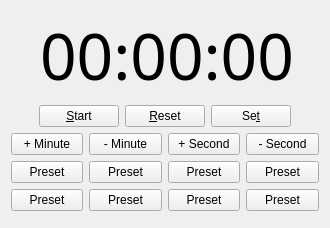
Before: the Qt Designer form src/countdowntimer.ui in DC23/practice-timer, drawn with Qt 5.
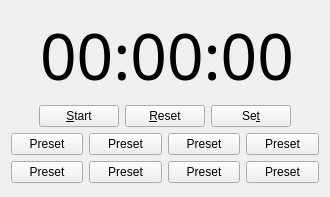
After: the same form once the commit is applied. Icons and pictures are not drawn.

Commit message: removed inc/dec buttons, I didn't like them

What changed in the file:
```diff
--- a/src/countdowntimer.ui
+++ b/src/countdowntimer.ui
@@ -7,7 +7,7 @@
     <x>0</x>
     <y>0</y>
     <width>330</width>
-    <height>228</height>
+    <height>197</height>
    </rect>
   </property>
   <property name="sizePolicy">
@@ -19,7 +19,7 @@
   <property name="minimumSize">
    <size>
     <width>330</width>
-    <height>228</height>
+    <height>197</height>
    </size>
   </property>
   <property name="windowTitle">
@@ -122,64 +122,6 @@
      </item>
     </layout>
    </item>
-   <item>
-    <layout class="QHBoxLayout" name="horizontalLayout_5">
-     <item>
-      <spacer name="horizontalSpacer_7">
-       <property name="orientation">
-        <enum>Qt::Horizontal</enum>
-       </property>
-       <property name="sizeHint" stdset="0">
-        <size>
-         <width>40</width>
-         <height>20</height>
-        </size>
-       </property>
-      </spacer>
-     </item>
-     <item>
-      <widget class="QPushButton" name="add_minute">
-       <property name="text">
-        <string>+ Minute</string>
-       </property>
-      </widget>
-     </item>
-     <item>
-      <widget class="QPushButton" name="sub_minute">
-       <property name="text">
-        <string>- Minute</string>
-       </property>
-      </widget>
-     </item>
-     <item>
-      <widget class="QPushButton" name="add_sec">
-       <property name="text">
-        <string>+ Second</string>
-       </property>
-      </widget>
-     </item>
-     <item>
-      <widget class="QPushButton" name="sub_sec">
-       <property name="text">
-        <string>- Second</string>
-       </property>
-      </widget>
-     </item>
-     <item>
-      <spacer name="horizontalSpacer_8">
-       <property name="orientation">
-        <enum>Qt::Horizontal</enum>
-       </property>
-       <property name="sizeHint" stdset="0">
-        <size>
-         <width>40</width>
-         <height>20</height>
-        </size>
-       </property>
-      </spacer>
-     </item>
-    </layout>
-   </item>
    <item>
     <layout class="QHBoxLayout" name="horizontalLayout_3">
      <item>
@@ -304,7 +246,7 @@
      <property name="sizeHint" stdset="0">
       <size>
        <width>20</width>
-       <height>40</height>
+       <height>0</height>
       </size>
      </property>
     </spacer>
```
Left out of the diff: 68 changed lines with no effect on the pictures. The commit also changes 2 other files.
